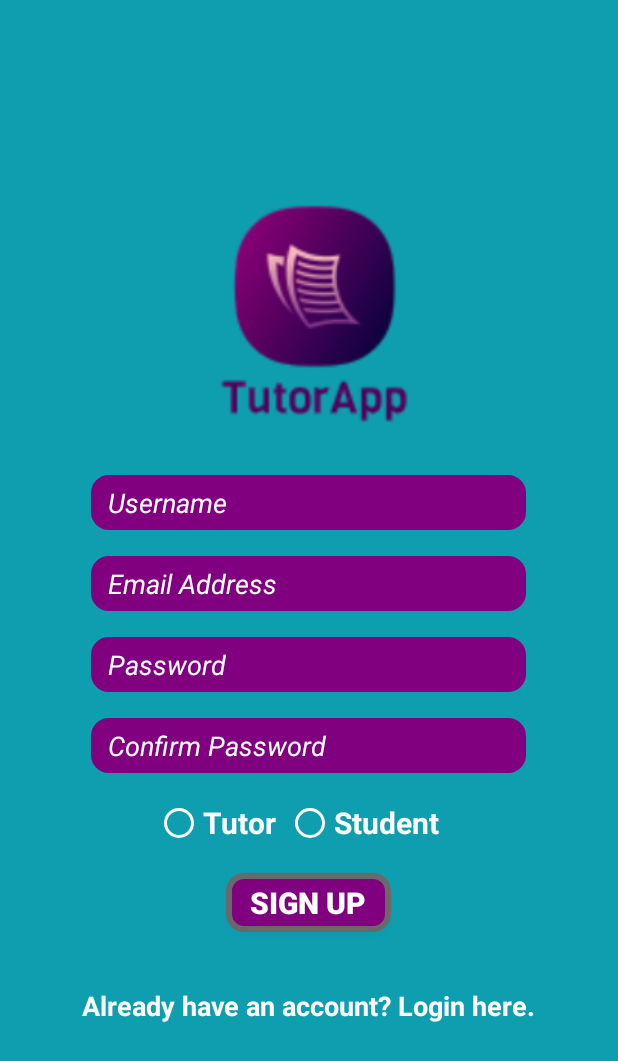
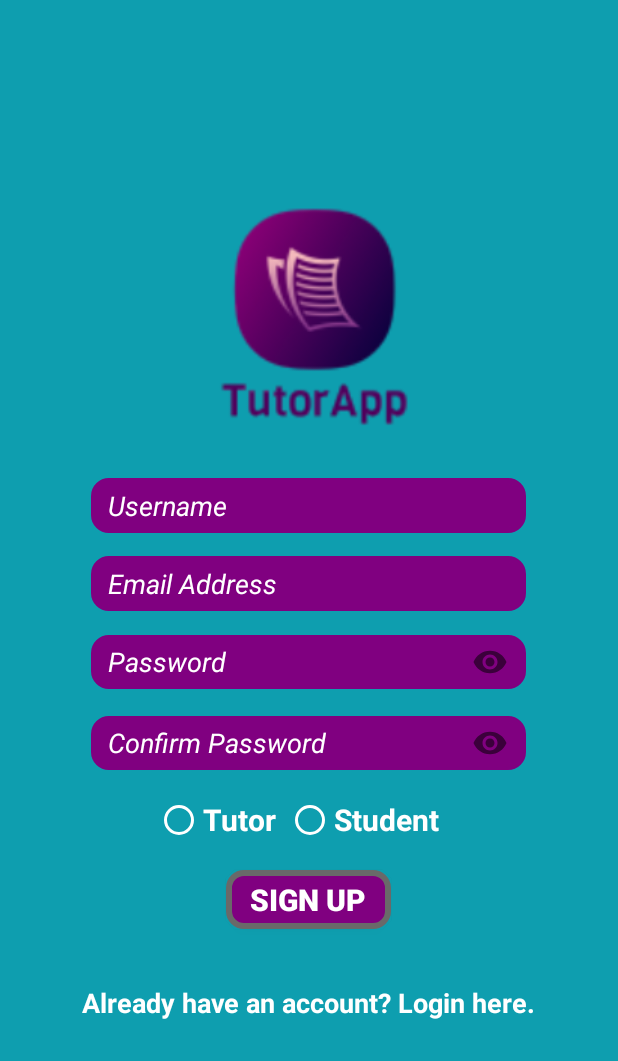
Before and after one commit to mahmoudsaadeh/TutorsApp, an Android app: the MainActivitySignUp screen opened directly, with no data from a screen before it, on a phone screen of 412 x 824 dp. Shown: the top 1061 px of the screen. Run offline under Robolectric (Android 15) with nearby library versions, the phone set to English and light mode, and no system bars; our stand-ins replace Firebase (no records; nobody signed in at launch, a user with empty details on screens opened directly); Roboto replaces fonts that are not available here.

Commit message:
inserted a new feature for the password EditText in activity_main.xml and activity_main_sign_up.xml so the user can see the password

```diff
--- a/app/build.gradle
+++ b/app/build.gradle
@@ -60,4 +60,7 @@ dependencies {
     //swipe_refresh_layout
     implementation "androidx.swiperefreshlayout:swiperefreshlayout:1.1.0"
 
+    //show_password
+    implementation "com.android.support:design:28.0.0"
+
 }
--- a/app/src/main/res/layout/activity_main.xml
+++ b/app/src/main/res/layout/activity_main.xml
@@ -49,6 +49,12 @@
             android:textStyle="normal|italic"
             tools:textColorHint="#ffffff" />
 
+        <com.google.android.material.textfield.TextInputLayout
+            android:layout_width="match_parent"
+            android:layout_height="62dp"
+            android:hint=" "
+            app:passwordToggleEnabled="true">
+
             <EditText
                 android:id="@+id/passwordEditText"
                 android:layout_width="290dp"
@@ -68,6 +74,9 @@
                 android:textColorHint="#FFFFFF"
                 android:textSize="8pt"
                 android:textStyle="normal|italic" />
+
+
+        </com.google.android.material.textfield.TextInputLayout>
 
         <Button
             android:id="@+id/loginButton"
--- a/app/src/main/res/layout/activity_main_sign_up.xml
+++ b/app/src/main/res/layout/activity_main_sign_up.xml
@@ -32,7 +32,7 @@
             android:layout_width="290dp"
             android:layout_height="wrap_content"
             android:layout_gravity="center"
-            android:layout_marginBottom="17dp"
+            android:layout_marginBottom="15dp"
             android:background="@drawable/rounded_corners"
             android:backgroundTint="#800080"
             android:hint="@string/usernameETSU"
@@ -53,7 +53,7 @@
             android:layout_width="290dp"
             android:layout_height="wrap_content"
             android:layout_gravity="center"
-            android:layout_marginBottom="17dp"
+            android:layout_marginBottom="5dp"
             android:background="@drawable/rounded_corners"
             android:backgroundTint="#800080"
             android:hint="@string/emailET"
@@ -68,6 +68,14 @@
             android:textSize="8pt"
             android:textStyle="normal|italic"
             tools:textColorHint="#ffffff" />
+
+        <com.google.android.material.textfield.TextInputLayout
+            android:layout_width="match_parent"
+            android:layout_height="64dp"
+
+            android:hint=" "
+            app:passwordToggleEnabled="true">
+
 
             <EditText
                 android:id="@+id/passwordEditTextSU"
@@ -90,6 +98,17 @@
                 android:textStyle="normal|italic"
                 tools:textColorHint="#ffffff" />
 
+
+        </com.google.android.material.textfield.TextInputLayout>
+
+
+        <com.google.android.material.textfield.TextInputLayout
+            android:layout_width="match_parent"
+            android:layout_height="64dp"
+            android:hint=" "
+            android:layout_marginTop="-10dp"
+            app:passwordToggleEnabled="true">
+
             <EditText
                 android:id="@+id/confirmPasswordET"
                 android:layout_width="290dp"
@@ -110,6 +129,10 @@
                 android:textSize="8pt"
                 android:textStyle="normal|italic"
                 tools:textColorHint="#ffffff" />
+
+
+        </com.google.android.material.textfield.TextInputLayout>
+
 
         <RadioGroup
             android:id="@+id/radioGroup"
```
Lines whose indentation alone changed are shown as unchanged.
